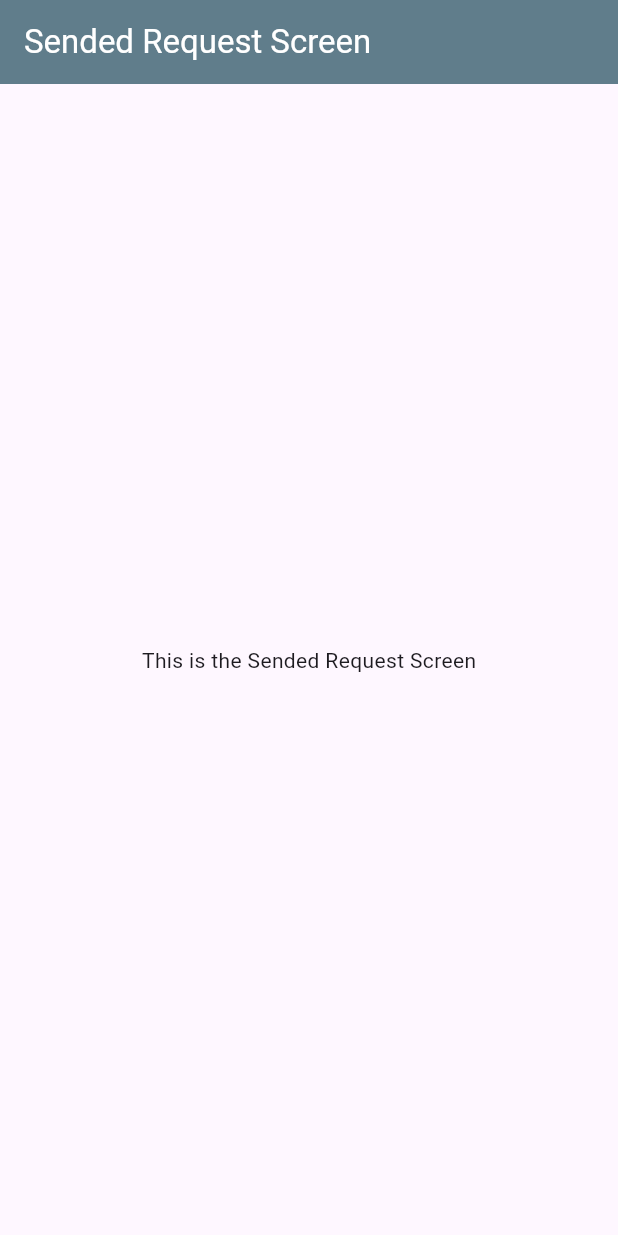
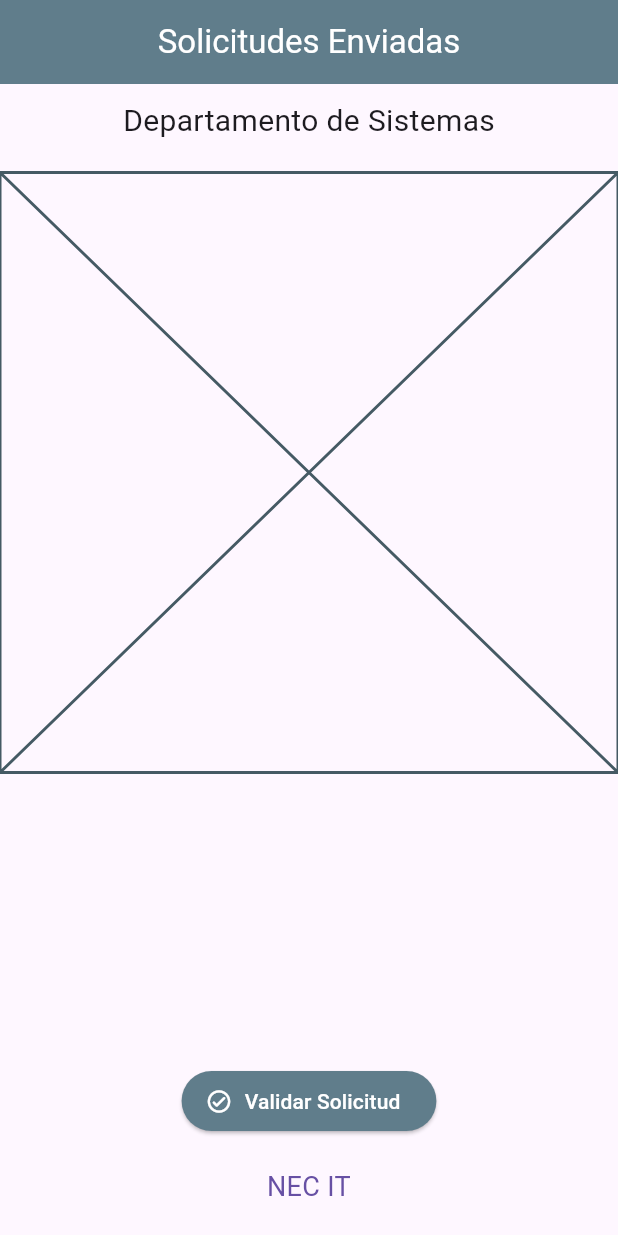
Before and after one commit to lucasleonetti/nec_it_frontend, a Flutter app: the SendedRequestScreen screen opened by its route, on a phone screen of 412 x 824 dp. Run offline on Flutter 3.47's test engine with Material 2 defaults, Android fonts, the phone set to English and light mode, and no system bars; our stand-ins replace animate_do, dio, dropdown_button2, flutter_riverpod, freezed_annotation, go_router and 1 more; generated files the repository leaves out were written again.

Commit message:
added sended and validate sreens

```diff
--- a/lib/presentations/screens/sended_request_screen/sended_request_screen.dart
+++ b/lib/presentations/screens/sended_request_screen/sended_request_screen.dart
@@ -1,4 +1,7 @@
 import 'package:flutter/material.dart';
+import 'package:flutter_riverpod/flutter_riverpod.dart';
+import 'package:go_router/go_router.dart';
+import 'package:nec_it_frontend/config/theme/app_theme.dart';
 
 class SendedRequestScreen extends StatelessWidget {
   const SendedRequestScreen({Key? key}) : super(key: key);
@@ -7,11 +10,75 @@ class SendedRequestScreen extends StatelessWidget {
   Widget build(BuildContext context) {
     return Scaffold(
       appBar: AppBar(
-        title: const Text('Sended Request Screen'),
+        title: const Text('Solicitudes Enviadas'),
+        centerTitle: true,
       ),
-      body: const Center(
-        child: Text('This is the Sended Request Screen'),
+      body: Column(
+        children: [
+          const SizedBox(height: 10),
+          const Text(
+            'Departamento de Sistemas',
+            style: TextStyle(fontSize: 20, fontWeight: FontWeight.w400),
+          ),
+          const SizedBox(height: 10),
+          _RequestSendedListView(),
+        ],
+      ),
+      bottomNavigationBar: _BottomNavigatorBar(),
+    );
+  }
+}
+
+class _RequestSendedListView extends StatelessWidget {
+  @override
+  Widget build(BuildContext context) {
+    return Center(
+      child: SingleChildScrollView(
+        child: Column(
+          children: [
+            const SizedBox(height: 10),
+            _RequestSendedCard(),
+          ],
+        ),
       ),
     );
   }
 }
+
+class _RequestSendedCard extends ConsumerWidget {
+  @override
+  Widget build(BuildContext context, WidgetRef ref) {
+    return Placeholder();
+  }
+}
+
+class _BottomNavigatorBar extends StatelessWidget {
+  const _BottomNavigatorBar();
+
+  @override
+  Widget build(BuildContext context) {
+    return SizedBox(
+      child: Wrap(alignment: WrapAlignment.center, children: [
+        ElevatedButton.icon(
+          onPressed: () {
+            context.push('/validate_task_screen');
+          },
+          icon: const Icon(Icons.check_circle_outline_rounded),
+          label: const Text('Validar Solicitud'),
+        ),
+        Padding(
+          padding: const EdgeInsets.symmetric(vertical: 20),
+          child: SizedBox(
+            width: double.infinity,
+            child: Text("NEC IT",
+                textAlign: TextAlign.center,
+                style: TextStyle(
+                    fontSize: 18,
+                    fontWeight: FontWeight.w400,
+                    color: AppTheme().getTheme().primaryColor)),
+          ),
+        )
+      ]),
+    );
+  }
+}
```
Also changed, not shown: lib/presentations/screens/validate_task_screen/validate_task_screen.dart (added, +56 -0 lines).
